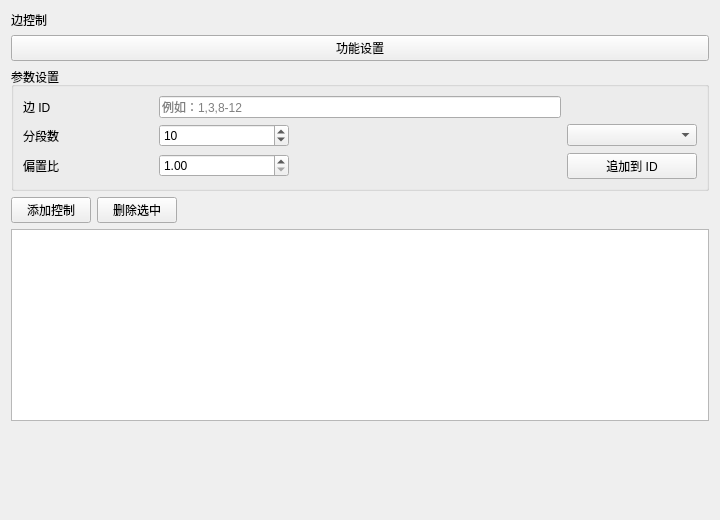
First picture: the form in plugins/Base_Mesh/MeshEdgeControlWidget.ui, repository asd977/base_cae, before the edit.
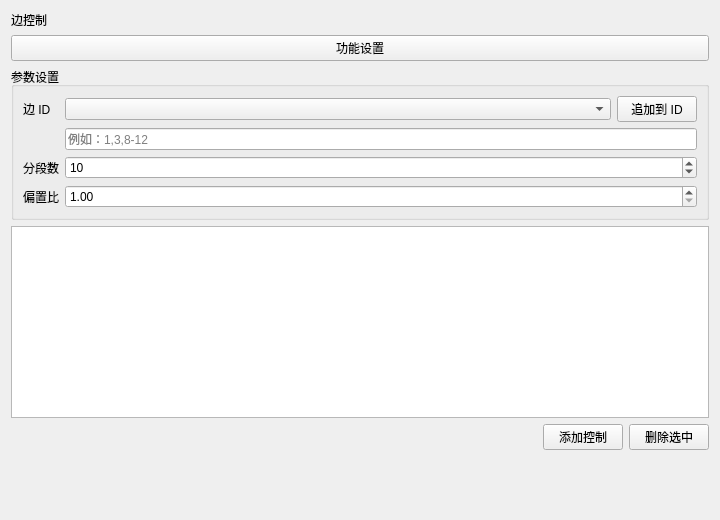
Second picture: the form after the edit. Custom widgets are drawn as their Qt base class.

What changed in the file:
```diff
--- a/plugins/Base_Mesh/MeshEdgeControlWidget.ui
+++ b/plugins/Base_Mesh/MeshEdgeControlWidget.ui
@@ -34,36 +34,7 @@
       <string>参数设置</string>
      </property>
      <layout class="QGridLayout" name="gridLayout">
-      <item row="0" column="0">
-       <widget class="QLabel" name="labelEdgeIds">
-        <property name="text">
-         <string>边 ID</string>
-        </property>
-       </widget>
-      </item>
-      <item row="0" column="1" colspan="3">
-       <widget class="QLineEdit" name="editEdgeIds">
-        <property name="placeholderText">
-         <string>例如：1,3,8-12</string>
-        </property>
-       </widget>
-      </item>
-      <item row="1" column="4">
-       <widget class="CustomComboBox" name="cmbEntity" />
-      </item>
-      <item row="2" column="4">
-       <layout class="QVBoxLayout" name="verticalLayoutEntityBtns">
-        <item><widget class="QPushButton" name="btnAppendEntity"><property name="text"><string>追加到 ID</string></property></widget></item>
-          </layout>
-      </item>
-      <item row="1" column="0">
-       <widget class="QLabel" name="labelDivisions">
-        <property name="text">
-         <string>分段数</string>
-        </property>
-       </widget>
-      </item>
-      <item row="1" column="1">
+      <item row="4" column="1">
        <widget class="QSpinBox" name="spinDivisions">
         <property name="minimum">
          <number>1</number>
@@ -76,14 +47,28 @@
         </property>
        </widget>
       </item>
-      <item row="2" column="0">
+      <item row="4" column="0">
+       <widget class="QLabel" name="labelDivisions">
+        <property name="text">
+         <string>分段数</string>
+        </property>
+       </widget>
+      </item>
+      <item row="3" column="1">
+       <widget class="QLineEdit" name="editEdgeIds">
+        <property name="placeholderText">
+         <string>例如：1,3,8-12</string>
+        </property>
+       </widget>
+      </item>
+      <item row="5" column="0">
        <widget class="QLabel" name="labelBias">
         <property name="text">
          <string>偏置比</string>
         </property>
        </widget>
       </item>
-      <item row="2" column="1">
+      <item row="5" column="1">
        <widget class="QDoubleSpinBox" name="spinBias">
         <property name="decimals">
          <number>2</number>
@@ -102,25 +87,47 @@
         </property>
        </widget>
       </item>
+      <item row="2" column="0">
+       <widget class="QLabel" name="labelEdgeIds">
+        <property name="sizePolicy">
+         <sizepolicy hsizetype="Fixed" vsizetype="Preferred">
+          <horstretch>0</horstretch>
+          <verstretch>0</verstretch>
+         </sizepolicy>
+        </property>
+        <property name="text">
+         <string>边 ID</string>
+        </property>
+       </widget>
+      </item>
+      <item row="2" column="1">
+       <layout class="QHBoxLayout" name="horizontalLayout">
+        <item>
+         <widget class="CustomComboBox" name="cmbEntity"/>
+        </item>
+        <item>
+         <widget class="QPushButton" name="btnAppendEntity">
+          <property name="sizePolicy">
+           <sizepolicy hsizetype="Fixed" vsizetype="Fixed">
+            <horstretch>0</horstretch>
+            <verstretch>0</verstretch>
+           </sizepolicy>
+          </property>
+          <property name="text">
+           <string>追加到 ID</string>
+          </property>
+         </widget>
+        </item>
+       </layout>
+      </item>
      </layout>
     </widget>
    </item>
+   <item>
+    <widget class="QTableWidget" name="tableControls"/>
+   </item>
    <item>
     <layout class="QHBoxLayout" name="horizontalLayoutButtons">
-     <item>
-      <widget class="QPushButton" name="btnAdd">
-       <property name="text">
-        <string>添加控制</string>
-       </property>
-      </widget>
-     </item>
-     <item>
-      <widget class="QPushButton" name="btnDelete">
-       <property name="text">
-        <string>删除选中</string>
-       </property>
-      </widget>
-     </item>
      <item>
       <spacer name="horizontalSpacer">
        <property name="orientation">
@@ -134,12 +141,23 @@
        </property>
       </spacer>
      </item>
+     <item>
+      <widget class="QPushButton" name="btnAdd">
+       <property name="text">
+        <string>添加控制</string>
+       </property>
+      </widget>
+     </item>
+     <item>
+      <widget class="QPushButton" name="btnDelete">
+       <property name="text">
+        <string>删除选中</string>
+       </property>
+      </widget>
+     </item>
     </layout>
    </item>
    <item>
-    <widget class="QTableWidget" name="tableControls" />
-   </item>
-  <item>
     <spacer name="verticalSpacer">
      <property name="orientation">
       <enum>Qt::Vertical</enum>
@@ -155,12 +173,12 @@
 </layout>
  </widget>
  <customwidgets>
- <customwidget>
-  <class>CustomComboBox</class>
-  <extends>QComboBox</extends>
-  <header>CustomComboBox.h</header>
- </customwidget>
-</customwidgets>
- <resources />
- <connections />
+  <customwidget>
+   <class>CustomComboBox</class>
+   <extends>QComboBox</extends>
+   <header>CustomComboBox.h</header>
+  </customwidget>
+ </customwidgets>
+ <resources/>
+ <connections/>
 </ui>
```
Left out of the diff: 8 changed lines with no effect on the pictures.
